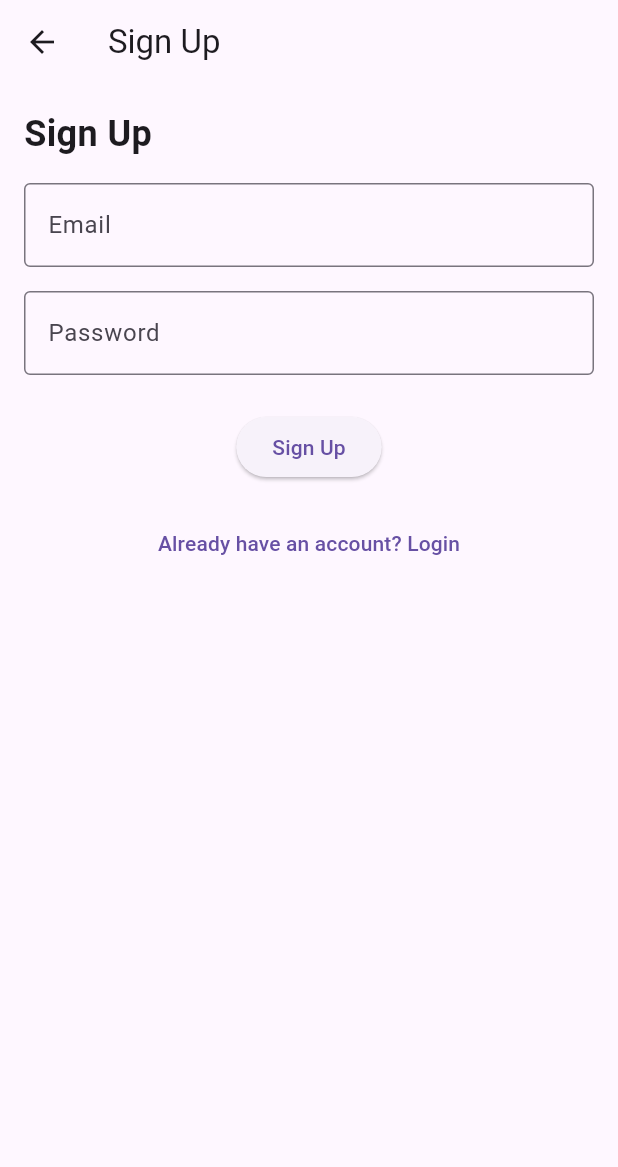
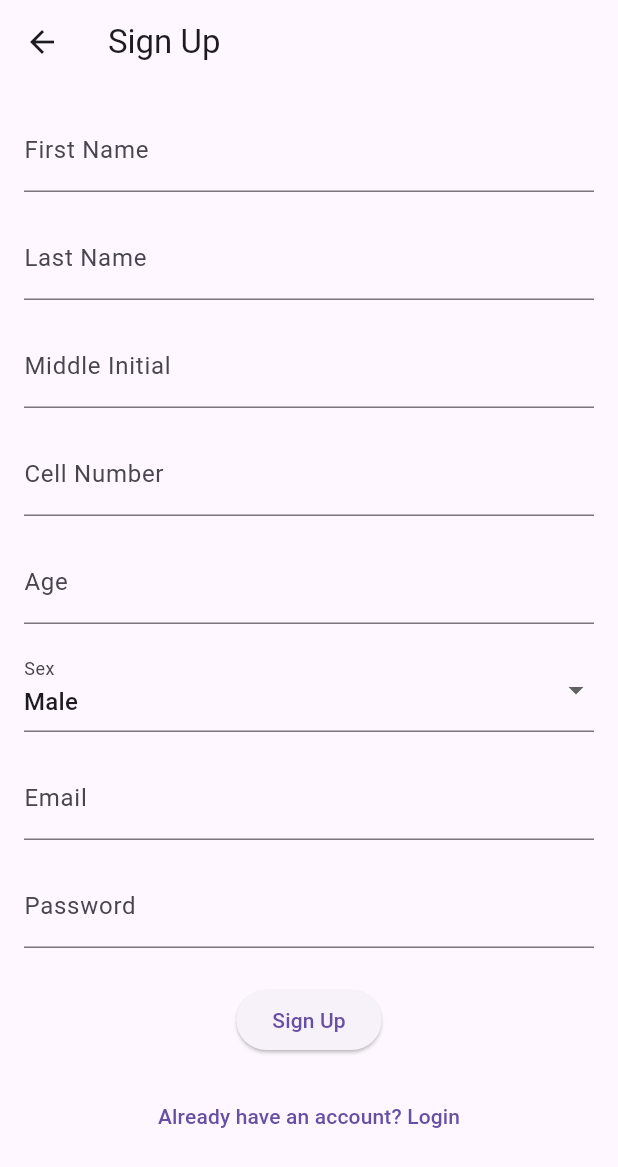
Before and after one commit to Jazo00/mobile_app_ar, a Flutter app: the LoginAndSignupPage screen opened by its route, after a tap on an icon or button, on a phone screen of 412 x 824 dp. Shown: the top 1167 px of the screen. Run offline on Flutter 3.47's test engine with Material 3 defaults, Android fonts, the phone set to English and light mode, and no system bars; our stand-ins replace google_fonts, supabase_flutter; accounts and stored records are empty.

Commit message:
modified by jazo

```diff
--- a/mobile_app_ar/lib/login_and_signup_page.dart
+++ b/mobile_app_ar/lib/login_and_signup_page.dart
@@ -1,4 +1,5 @@
 import 'package:flutter/material.dart';
+import 'package:supabase_flutter/supabase_flutter.dart';
 
 class LoginAndSignupPage extends StatefulWidget {
   @override
@@ -7,12 +8,68 @@ class LoginAndSignupPage extends StatefulWidget {
 
 class _LoginAndSignupPageState extends State<LoginAndSignupPage> {
   bool isLogin = true;
+  final _formKey = GlobalKey<FormState>();
+  final SupabaseClient _supabaseClient = Supabase.instance.client;
+
+  final TextEditingController _firstNameController = TextEditingController();
+  final TextEditingController _lastNameController = TextEditingController();
+  final TextEditingController _middleInitialController = TextEditingController();
+  final TextEditingController _emailController = TextEditingController();
+  final TextEditingController _cellNumberController = TextEditingController();
+  final TextEditingController _ageController = TextEditingController();
+  final TextEditingController _passwordController = TextEditingController();
+  String _selectedSex = 'Male';
 
   void toggleFormType() {
     setState(() {
       isLogin = !isLogin;
     });
   }
+
+  Future<void> _signUp() async {
+    if (_formKey.currentState!.validate()) {
+      final response = await _supabaseClient.auth.signUp(
+        _emailController.text,
+        _passwordController.text,
+      );
+      if (response.error == null) {
+        await _supabaseClient.from('profiles').insert({
+          'first_name': _firstNameController.text,
+          'last_name': _lastNameController.text,
+          'middle_initial': _middleInitialController.text,
+          'email': _emailController.text,
+          'cell_number': _cellNumberController.text,
+          'age': int.parse(_ageController.text),
+          'sex': _selectedSex,
+        });
+        ScaffoldMessenger.of(context).showSnackBar(
+          SnackBar(content: Text('Sign-up successful! Please log in')),
+        );
+        setState(() {
+          isLogin = true;
+        });
+      } else {
+        ScaffoldMessenger.of(context).showSnackBar(
+          SnackBar(content: Text(response.error!.message)),
+        );
+      }
+    }
+  }
+
+  Future<void> _login() async {
+    final response = await _supabaseClient.auth.signIn(
+      email: _emailController.text,
+      password: _passwordController.text,
+    );
+    if (response.error == null) {
+      Navigator.pushNamed(context, '/home');
+    } else {
+      ScaffoldMessenger.of(context).showSnackBar(
+        SnackBar(content: Text(response.error!.message)),
+      );
+    }
+  }
+
 
   @override
   Widget build(BuildContext context) {
@@ -22,34 +79,104 @@ class _LoginAndSignupPageState extends State<LoginAndSignupPage> {
       ),
       body: Padding(
         padding: const EdgeInsets.all(16.0),
-        child: Column(
-          crossAxisAlignment: CrossAxisAlignment.start,
+        child: Form(
+          key: _formKey,
+          child: ListView(
             children: [
-            Text(
-              isLogin ? 'Login' : 'Sign Up',
-              style: TextStyle(fontSize: 24, fontWeight: FontWeight.bold),
+              if (!isLogin) ...[
+                TextFormField(
+                  controller: _firstNameController,
+                  decoration: InputDecoration(labelText: 'First Name'),
+                  validator: (value) {
+                    if (value == null || value.isEmpty) {
+                      return 'Please enter your first name';
+                    }
+                    return null;
+                  },
                 ),
                 const SizedBox(height: 16),
-            TextField(
-              decoration: InputDecoration(
-                labelText: 'Email',
-                border: OutlineInputBorder(),
-              ),
+                TextFormField(
+                  controller: _lastNameController,
+                  decoration: InputDecoration(labelText: 'Last Name'),
+                  validator: (value) {
+                    if (value == null || value.isEmpty) {
+                      return 'Please enter your last name';
+                    }
+                    return null;
+                  },
                 ),
                 const SizedBox(height: 16),
-            TextField(
-              decoration: InputDecoration(
-                labelText: 'Password',
-                border: OutlineInputBorder(),
+                TextFormField(
+                  controller: _middleInitialController,
+                  decoration: InputDecoration(labelText: 'Middle Initial'),
                 ),
+                const SizedBox(height: 16),
+                TextFormField(
+                  controller: _cellNumberController,
+                  decoration: InputDecoration(labelText: 'Cell Number'),
+                  validator: (value) {
+                    if (value == null || !RegExp(r'^\+63\d{10}$').hasMatch(value)) {
+                      return 'Please enter a valid cell number (e.g., +639123456789)';
+                    }
+                    return null;
+                  },
+                ),
+                const SizedBox(height: 16),
+                TextFormField(
+                  controller: _ageController,
+                  decoration: InputDecoration(labelText: 'Age'),
+                  keyboardType: TextInputType.number,
+                  validator: (value) {
+                    if (value == null || !RegExp(r'^\d{2}$').hasMatch(value)) {
+                      return 'Please enter a valid age (2 digits)';
+                    }
+                    return null;
+                  },
+                ),
+                const SizedBox(height: 16),
+                DropdownButtonFormField<String>(
+                  value: _selectedSex,
+                  decoration: InputDecoration(labelText: 'Sex'),
+                  items: ['Male', 'Female'].map((String value) {
+                    return DropdownMenuItem<String>(
+                      value: value,
+                      child: Text(value),
+                    );
+                  }).toList(),
+                  onChanged: (newValue) {
+                    setState(() {
+                      _selectedSex = newValue!;
+                    });
+                  },
+                ),
+                const SizedBox(height: 16),
+              ],
+              TextFormField(
+                controller: _emailController,
+                decoration: InputDecoration(labelText: 'Email'),
+                validator: (value) {
+                  if (value == null || !RegExp(r'^[^@]+@[^@]+\.[^@]+').hasMatch(value)) {
+                    return 'Please enter a valid email';
+                  }
+                  return null;
+                },
+              ),
+              const SizedBox(height: 16),
+              TextFormField(
+                controller: _passwordController,
+                decoration: InputDecoration(labelText: 'Password'),
                 obscureText: true,
+                validator: (value) {
+                  if (value == null || !RegExp(r'^(?=.*[A-Z])(?=.*\d)(?=.*[!@#\$&*~]).{8,}$').hasMatch(value)) {
+                    return 'Password must be at least 8 characters long, include an uppercase letter, a number, and a special character';
+                  }
+                  return null;
+                },
               ),
               const SizedBox(height: 24),
               Center(
                 child: ElevatedButton(
-                onPressed: () {
-                  // Handle login or signup logic
-                },
+                  onPressed: isLogin ? _login : _signUp,
                   child: Text(isLogin ? 'Login' : 'Sign Up'),
                 ),
               ),
@@ -65,6 +192,7 @@ class _LoginAndSignupPageState extends State<LoginAndSignupPage> {
             ],
           ),
         ),
+      ),
     );
   }
 }
--- a/mobile_app_ar/pubspec.yaml
+++ b/mobile_app_ar/pubspec.yaml
@@ -9,6 +9,8 @@ environment:
 dependencies:
   flutter:
     sdk: flutter
+  supabase: ^0.2.3
+  supabase_flutter: ^0.2.3
   google_fonts: ^4.0.3
 
 dev_dependencies:
```
Also changed, not shown: mobile_app_ar/lib/main.dart (+11 -35 lines), mobile_app_ar/pubspec.lock. Lines whose indentation alone changed are shown as unchanged.
